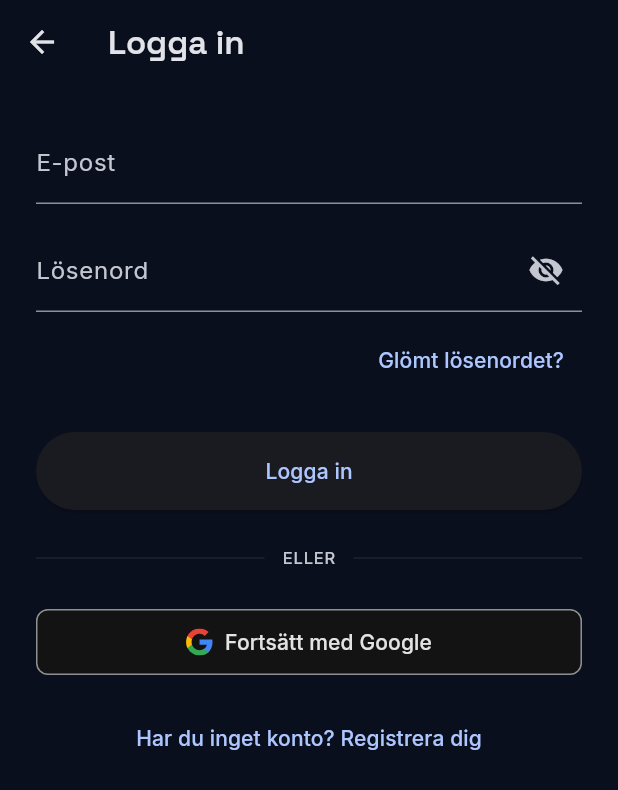
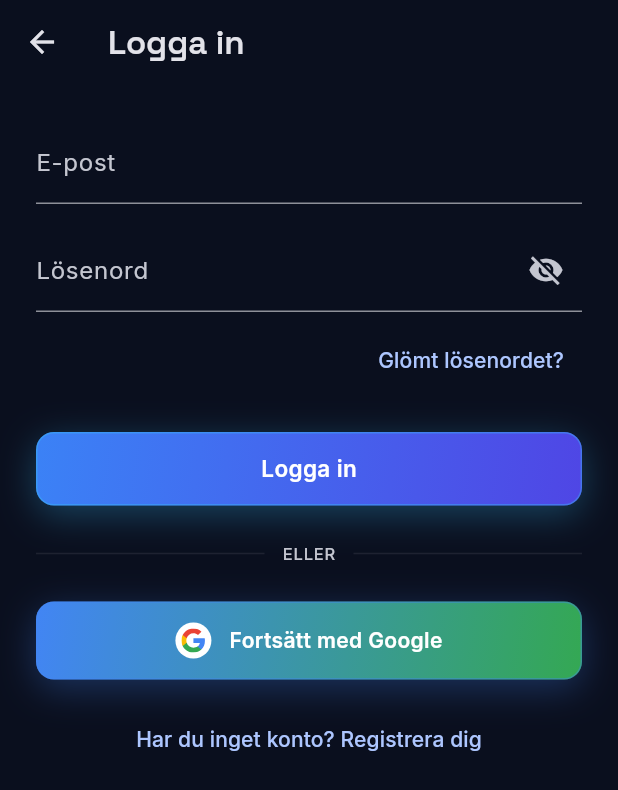
Before and after one commit to lemonbanan4/dealfinder, a Flutter app: the screen it shows after launch, item 2 of the bottom bar chosen, on a phone screen of 412 x 824 dp. Shown: the top 790 px of the screen. Run offline on Flutter 3.47's test engine with Material 3 defaults, Android fonts, the phone set to English and light mode, and no system bars; our stand-ins replace cached_network_image, cloud_firestore, cloud_functions, firebase_analytics, firebase_auth, firebase_core and 14 more; missing offline and left inert: dart:js_interop, flutter_app_badger; accounts and stored records are empty; generated files the repository leaves out were written again; network calls fail.

Commit message:
feat: distinct gradients on the login page's three CTA buttons
Each button now carries its own color identity instead of flat/matching
fills, via a shared _GradientAuthButton (glass-glow pill: gradient fill +
glow border/shadow, matching this app's existing GlassCard hover-glow
language):
- Login/Sign Up submit: this app's own blue500->indigo600 diagonal, sky400
  glow — ties the primary CTA into the app's established brand colors.
- Google: Google's own blue->green diagonal (#4285F4 -> #34A853) rather
  than a flat fill, blue glow. The "G" mark sits on a small white chip for
  legibility against the gradient, mirroring how Google's own multi-
  surface button assets handle colored backgrounds.
- Apple: charcoal->black diagonal (#3A3A3C -> #000000) for some depth
  rather than a flat fill, soft white glow standing in for a border —
  stays true to Apple's black-button guideline (no color, white glyph)
  while fitting this app's Liquid Glass surface language.

Co-Authored-By: Claude Sonnet 5 <noreply@anthropic.com>

```diff
--- a/lib/features/auth/presentation/login_page.dart
+++ b/lib/features/auth/presentation/login_page.dart
@@ -5,6 +5,7 @@ import 'package:flutter_riverpod/flutter_riverpod.dart';
 import 'package:flutter_svg/flutter_svg.dart';
 
 import '../../../l10n/app_localizations.dart';
+import '../../../theme/glass_colors.dart';
 import '../../deals/presentation/user.dart' as domain;
 import '../providers/auth_provider.dart';
 
@@ -314,7 +315,13 @@ class _LoginPageState extends ConsumerState<LoginPage> {
                   ),
                 ),
               const SizedBox(height: 24),
-              ElevatedButton(
+              _GradientAuthButton(
+                gradient: const LinearGradient(
+                  begin: Alignment.topLeft,
+                  end: Alignment.bottomRight,
+                  colors: [GlassColors.blue500, GlassColors.indigo600],
+                ),
+                glowColor: GlassColors.sky400,
                 onPressed: state.loading
                     ? null
                     : () => notifier.submit(
@@ -322,15 +329,22 @@ class _LoginPageState extends ConsumerState<LoginPage> {
                         _emailController.text.trim(),
                         _passwordController.text.trim(),
                       ),
-                style: ElevatedButton.styleFrom(
-                  padding: const EdgeInsets.symmetric(vertical: 16),
-                ),
                 child: state.loading
                     ? const SizedBox.square(
-                        dimension: 24,
-                        child: CircularProgressIndicator(strokeWidth: 2),
+                        dimension: 20,
+                        child: CircularProgressIndicator(
+                          strokeWidth: 2,
+                          color: Colors.white,
+                        ),
                       )
-                    : Text(state.isLogin ? l10n.loginTitle : l10n.signUpTitle),
+                    : Text(
+                        state.isLogin ? l10n.loginTitle : l10n.signUpTitle,
+                        style: const TextStyle(
+                          color: Colors.white,
+                          fontWeight: FontWeight.w600,
+                          fontSize: 15,
+                        ),
+                      ),
               ),
               const SizedBox(height: 24),
               Row(
@@ -385,13 +399,66 @@ class _LoginPageState extends ConsumerState<LoginPage> {
   }
 }
 
-/// Google's official dark "Sign in with Google" button spec (background
-/// #131314, border #8E918F, text #E3E3E3, the real 4-color "G" mark) —
-/// fixed regardless of the app's own theme, same as any third-party
-/// brand button. Deliberately not built from this app's OutlinedButton/
-/// GlassColors conventions, which is what made the old version of this
-/// button (and the broken asset it pointed at — see google_logo.svg) not
-/// actually read as "the Google button" users expect.
+/// Shared shape/chrome for every gradient CTA on this page (the email/
+/// password submit button, Google, Apple) — a glass-glow pill matching
+/// this app's own button language (see GlassCard's hover glow), with the
+/// gradient/glow color and inner content left to the caller so each
+/// button can carry its own distinct identity rather than all three
+/// looking like the same button in different colors.
+class _GradientAuthButton extends StatelessWidget {
+  const _GradientAuthButton({
+    required this.gradient,
+    required this.glowColor,
+    required this.onPressed,
+    required this.child,
+  });
+
+  final Gradient gradient;
+  final Color glowColor;
+  final VoidCallback? onPressed;
+  final Widget child;
+
+  @override
+  Widget build(BuildContext context) {
+    final enabled = onPressed != null;
+    return AnimatedOpacity(
+      opacity: enabled ? 1 : 0.6,
+      duration: const Duration(milliseconds: 150),
+      child: DecoratedBox(
+        decoration: BoxDecoration(
+          gradient: gradient,
+          borderRadius: BorderRadius.circular(12),
+          border: Border.all(color: glowColor.withValues(alpha: 0.4)),
+          boxShadow: [
+            BoxShadow(
+              color: glowColor.withValues(alpha: 0.3),
+              blurRadius: 20,
+              offset: const Offset(0, 6),
+            ),
+          ],
+        ),
+        child: Material(
+          type: MaterialType.transparency,
+          child: InkWell(
+            borderRadius: BorderRadius.circular(12),
+            onTap: onPressed,
+            child: Padding(
+              padding: const EdgeInsets.symmetric(vertical: 14),
+              child: Center(child: child),
+            ),
+          ),
+        ),
+      ),
+    );
+  }
+}
+
+/// "Sign in with Google" — a blue-to-green diagonal gradient drawn from
+/// Google's own brand blue/green (rather than the flat #131314 "official
+/// dark button" fill), so it reads as unmistakably Google while still
+/// looking distinct from the plain black Apple button next to it. The "G"
+/// mark sits on a small white chip for legibility against the gradient —
+/// Google's own multi-surface button assets use the same trick.
 class _GoogleSignInButton extends StatelessWidget {
   const _GoogleSignInButton({
     required this.loading,
@@ -403,45 +470,59 @@ class _GoogleSignInButton extends StatelessWidget {
   final String label;
   final VoidCallback? onPressed;
 
-  static const _fill = Color(0xFF131314);
-  static const _border = Color(0xFF8E918F);
-  static const _text = Color(0xFFE3E3E3);
-
   @override
   Widget build(BuildContext context) {
-    return OutlinedButton.icon(
+    return _GradientAuthButton(
+      gradient: const LinearGradient(
+        begin: Alignment.topLeft,
+        end: Alignment.bottomRight,
+        colors: [Color(0xFF4285F4), Color(0xFF34A853)],
+      ),
+      glowColor: const Color(0xFF4285F4),
       onPressed: onPressed,
-      icon: loading
+      child: Row(
+        mainAxisSize: MainAxisSize.min,
+        children: [
+          loading
               ? const SizedBox.square(
                   dimension: 18,
-              child: CircularProgressIndicator(strokeWidth: 2, color: _text),
+                  child: CircularProgressIndicator(
+                    strokeWidth: 2,
+                    color: Colors.white,
+                  ),
                 )
-          : SvgPicture.asset(
+              : Container(
+                  padding: const EdgeInsets.all(4),
+                  decoration: const BoxDecoration(
+                    color: Colors.white,
+                    shape: BoxShape.circle,
+                  ),
+                  child: SvgPicture.asset(
                     'assets/images/google_logo.svg',
-              height: 18,
-              width: 18,
+                    height: 16,
+                    width: 16,
                   ),
-      label: Text(
+                ),
+          const SizedBox(width: 12),
+          Text(
             label,
             style: const TextStyle(
-          color: _text,
-          fontWeight: FontWeight.w500,
+              color: Colors.white,
+              fontWeight: FontWeight.w600,
               fontSize: 14,
             ),
           ),
-      style: OutlinedButton.styleFrom(
-        backgroundColor: _fill,
-        side: const BorderSide(color: _border),
-        padding: const EdgeInsets.symmetric(vertical: 12),
-        shape: RoundedRectangleBorder(borderRadius: BorderRadius.circular(8)),
+        ],
       ),
     );
   }
 }
 
-/// Apple's official black "Sign in with Apple" button spec (solid black
-/// fill, no border, white glyph + text) — same "fixed regardless of app
-/// theme" reasoning as [_GoogleSignInButton].
+/// "Sign in with Apple" — a charcoal-to-black diagonal gradient rather
+/// than a flat fill, so it reads with some depth (fitting this app's
+/// Liquid Glass surfaces) while staying true to Apple's black-button
+/// guideline (no color, white glyph/text, no border of its own — the
+/// shared white-ish glow from [_GradientAuthButton] stands in for one).
 class _AppleSignInButton extends StatelessWidget {
   const _AppleSignInButton({
     required this.loading,
@@ -455,9 +536,18 @@ class _AppleSignInButton extends StatelessWidget {
 
   @override
   Widget build(BuildContext context) {
-    return OutlinedButton.icon(
+    return _GradientAuthButton(
+      gradient: const LinearGradient(
+        begin: Alignment.topLeft,
+        end: Alignment.bottomRight,
+        colors: [Color(0xFF3A3A3C), Color(0xFF000000)],
+      ),
+      glowColor: Colors.white,
       onPressed: onPressed,
-      icon: loading
+      child: Row(
+        mainAxisSize: MainAxisSize.min,
+        children: [
+          loading
               ? const SizedBox.square(
                   dimension: 18,
                   child: CircularProgressIndicator(
@@ -466,7 +556,8 @@ class _AppleSignInButton extends StatelessWidget {
                   ),
                 )
               : const Icon(Icons.apple, size: 20, color: Colors.white),
-      label: Text(
+          const SizedBox(width: 12),
+          Text(
             label,
             style: const TextStyle(
               color: Colors.white,
@@ -474,11 +565,7 @@ class _AppleSignInButton extends StatelessWidget {
               fontSize: 14,
             ),
           ),
-      style: OutlinedButton.styleFrom(
-        backgroundColor: Colors.black,
-        side: BorderSide.none,
-        padding: const EdgeInsets.symmetric(vertical: 12),
-        shape: RoundedRectangleBorder(borderRadius: BorderRadius.circular(8)),
+        ],
       ),
     );
   }
```
Also changed, not shown: 1 other file. Lines whose indentation alone changed are shown as unchanged.
